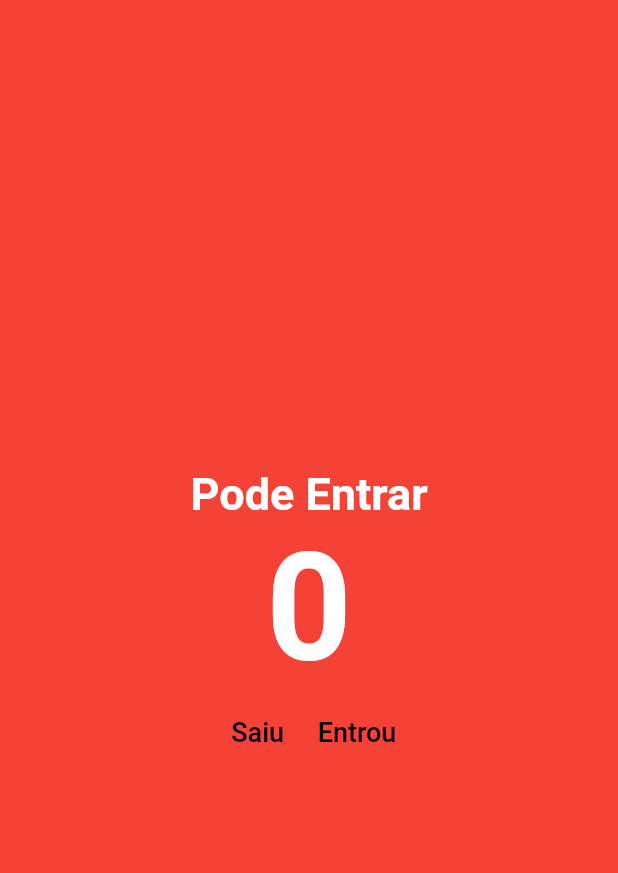
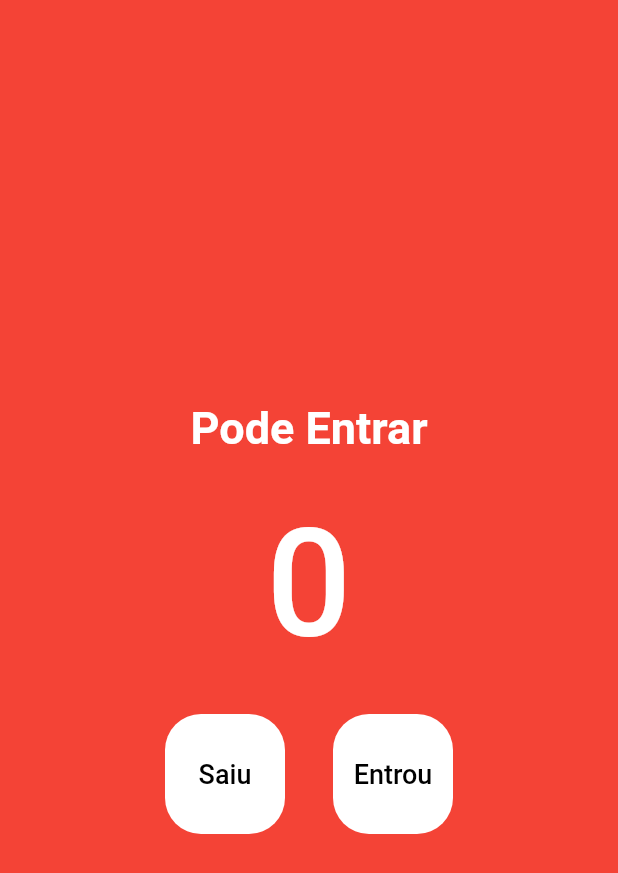
Before and after one commit to vitteixe/contador_de_pessoas, a Flutter app: the screen it shows after launch, on a phone screen of 412 x 824 dp. Shown: the top 873 px of the screen. Run offline on Flutter 3.47's test engine with Material 2 defaults, Android fonts, the phone set to English and light mode, and no system bars.

Commit message:
Personalizando os botões e definindo espaçamento entre os textos na coluna.

```diff
--- a/lib/main.dart
+++ b/lib/main.dart
@@ -19,13 +19,13 @@ class MyApp extends StatefulWidget {
 }
 
 //-- Função Decrementar --//
-void decrement (){
+void decrement() {
   print("decrementar");
 }
 //-! Função Decrementar --//
 
 //-- Função incrementar --//
-void increment (){
+void increment() {
   print("incrementar");
 }
 
@@ -47,30 +47,53 @@ class _MyAppState extends State<MyApp> {
                   fontWeight: FontWeight.w700,
                 ),
               ),
-              const Text(
-                "0",
-                style: TextStyle(
-                  color: Colors.white,
-                  fontSize: 100,
-                  fontWeight: FontWeight.w700,
+              const Padding(
+                padding: EdgeInsets.all(28),
+                child: Text(
+                  "0",
+                  style: TextStyle(
+                    color: Colors.white,
+                    fontSize: 100,
+                    fontWeight: FontWeight.w500,
+                  ),
                 ),
               ),
               Row(
                 mainAxisAlignment: MainAxisAlignment.center,
                 children: [
                   TextButton(
+                    style: TextButton.styleFrom(
+                      // estilo do botão
+                      backgroundColor: Colors.white, //cor do fundo botão
+                      fixedSize: const Size(80, 80), // espaçamento fundo buttn
+                      primary: Colors.black54, //cor ao pressionar
+                      shape: RoundedRectangleBorder(
+                        // arredondando botão
+                        borderRadius: BorderRadius.circular(24),
+                      ),
+                    ),
                     onPressed: decrement,
-                    child: Text(
+                    child: const Text(
                       "Saiu",
                       style: TextStyle(
+                        //estilo do texto
                         color: Colors.black,
                         fontSize: 18,
                       ),
                     ),
                   ),
+                  const SizedBox(width: 32), //widget invisivel (espaçamento)
                   TextButton(
+                    style: TextButton.styleFrom(
+                      backgroundColor: Colors.white,
+                      fixedSize: const Size(80, 80),
+                      primary: Colors.black54,
+                      shape: RoundedRectangleBorder(
+                        borderRadius: BorderRadius.circular(24),
+                      ),
+                    ),
                     onPressed: increment,
-                    child: Text(
+                    child: const Text(
                       "Entrou",
                       style: TextStyle(
                         color: Colors.black,
```
